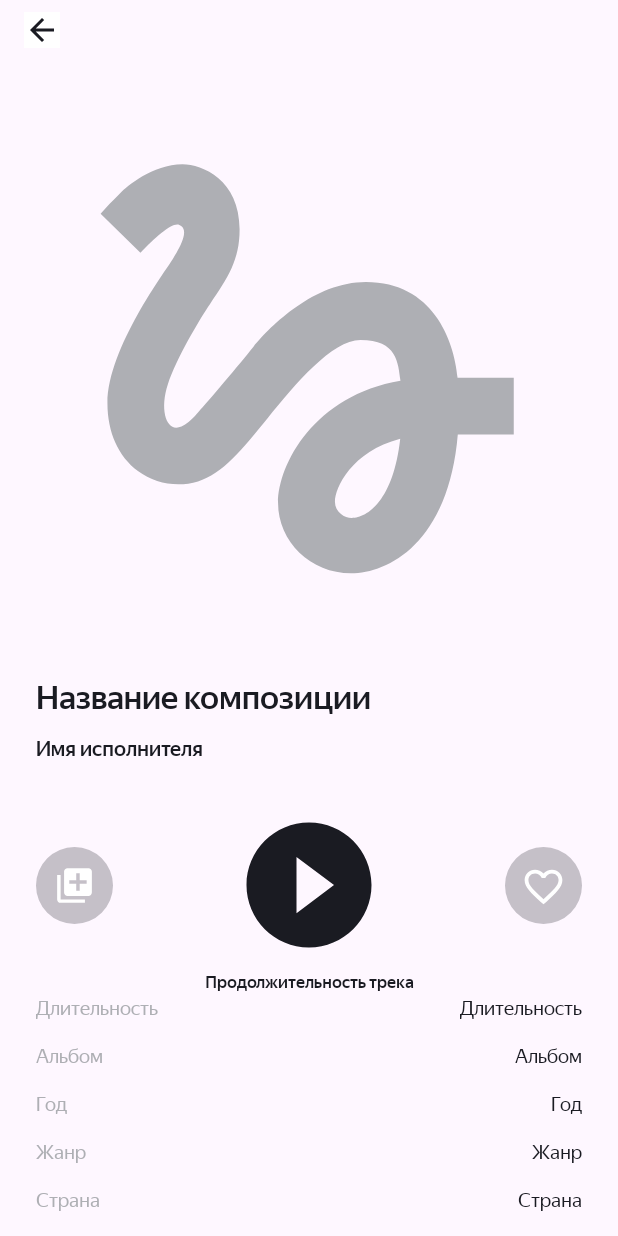
After one commit to ZarubaGit/MusicApp, an Android app: the AudioPlayer screen opened directly, with no data from a screen before it, on a phone screen of 412 x 824 dp. The commit adds this screen. Run offline under Robolectric (Android 15) with nearby library versions, the phone set to English and light mode, and no system bars; pictures from the network do not load.

Commit message:
ДЗ 13 спринта: 1. Обновил модель трека 2. Создал экран "Аудиоплеера" 3. Реализовал логику перехода с экрана поиска 4. Реализовал логику наполнения информацией экрана Аудиоплеера

```diff
--- /dev/null
+++ b/app/src/main/java/com/example/playlistmaker/AudioPlayer.kt
@@ -0,0 +1,86 @@
+package com.example.playlistmaker
+
+
+import android.content.Context
+import androidx.appcompat.app.AppCompatActivity
+import android.os.Bundle
+import android.util.TypedValue
+import android.widget.ImageView
+import android.widget.TextView
+import com.bumptech.glide.Glide
+import com.bumptech.glide.load.resource.bitmap.RoundedCorners
+import java.text.SimpleDateFormat
+import java.util.Locale
+
+class AudioPlayer : AppCompatActivity() {
+
+    private lateinit var backButton: ImageView
+    private lateinit var artworkImageView: ImageView
+    private lateinit var nameTrackTextView: TextView
+    private lateinit var artistNameTextView: TextView
+    private lateinit var trackTime: TextView
+    private lateinit var minAndSecTrack: TextView
+    private lateinit var nameOfAlbum: TextView
+    private lateinit var yearRightSide: TextView
+    private lateinit var primaryGenreName: TextView
+    private lateinit var countryRightSide: TextView
+    override fun onCreate(savedInstanceState: Bundle?) {
+        super.onCreate(savedInstanceState)
+        setContentView(R.layout.activity_audio_player)
+
+        backButton = findViewById(R.id.backInSearch)
+        artworkImageView = findViewById(R.id.artworkImageView)
+        artworkImageView.setImageResource(R.drawable.placeholder)
+        nameTrackTextView = findViewById(R.id.nameTrackTextView)
+        artistNameTextView = findViewById(R.id.artistNameTextView)
+        trackTime = findViewById(R.id.trackTime)
+        minAndSecTrack = findViewById(R.id.minAndSecTrack)
+        nameOfAlbum = findViewById(R.id.nameOfAlbum)
+        yearRightSide = findViewById(R.id.yearRightSide)
+        primaryGenreName = findViewById(R.id.primaryGenreName)
+        countryRightSide = findViewById(R.id.countryRightSide)
+
+
+        val track: Track? = intent.getSerializableExtra("track") as Track?
+        dataAssignment(track)
+
+        backButton.setOnClickListener{
+            finish()
+        }
+    }
+    fun dataAssignment(track: Track?){
+        if(track != null){
+            val formattedTime = SimpleDateFormat("mm:ss", Locale.getDefault())
+                .format(track.trackTimeMillis)
+            val formattedData = SimpleDateFormat("yyyy", Locale.getDefault())
+            val releaseYear = if (track.releaseDate != null) {
+                formattedData.format(formattedData.parse(track.releaseDate))
+            } else {
+                ""
+            }
+            minAndSecTrack.text = formattedTime
+            trackTime.text = formattedTime
+            nameTrackTextView.text = track.trackName
+            artistNameTextView.text = track.artistName
+            nameOfAlbum.text = track.collectionName?:""
+            yearRightSide.text = releaseYear?:""
+            primaryGenreName.text = track.primaryGenreName?:""
+            countryRightSide.text = track.country?:""
+            Glide.with(this)
+                .load(track.getCoverArtwork())
+                .centerCrop()
+                .transform((RoundedCorners(dpToPx(15f, this@AudioPlayer))))
+                .placeholder(R.drawable.placeholder)
+                .error(R.drawable.placeholder)
+                .into(artworkImageView)
+
+        }
+    }
+
+    fun dpToPx(dp: Float, context: Context): Int {
+        return TypedValue.applyDimension(
+            TypedValue.COMPLEX_UNIT_DIP,
+            dp,
+            context.resources.displayMetrics).toInt()
+    }
+}
--- a/app/src/main/java/com/example/playlistmaker/SearchActivity.kt
+++ b/app/src/main/java/com/example/playlistmaker/SearchActivity.kt
@@ -2,6 +2,7 @@ package com.example.playlistmaker
 
 import SearchHistory
 import android.annotation.SuppressLint
+import android.content.Intent
 import androidx.appcompat.app.AppCompatActivity
 import android.os.Bundle
 import android.text.Editable
@@ -76,6 +77,18 @@ class SearchActivity : AppCompatActivity() {
         }
 
         setupRecyclerView()
+
+        recyclerView.setOnClickListener{view ->
+            val position = recyclerView.getChildAdapterPosition(view)
+            if(position != RecyclerView.NO_POSITION){
+                val clickedTrack = adapter.trackList[position]
+
+                val intent = Intent(this, AudioPlayer::class.java)
+                intent.putExtra("track", clickedTrack)
+
+                startActivity(intent)
+            }
+        }
 
         // Установка обработчика для кнопки "Очистить поисковый запрос"
         clearButton.setOnClickListener {
--- a/app/src/main/java/com/example/playlistmaker/Track.kt
+++ b/app/src/main/java/com/example/playlistmaker/Track.kt
@@ -1,9 +1,19 @@
 package com.example.playlistmaker
+
+import java.io.Serializable
 
 data class Track(
     val trackId: Int,
     val trackName: String,
     val artistName: String,
     val trackTimeMillis: Long,
-    val artworkUrl100: String
-)
+    val artworkUrl100: String,
+    val collectionName: String?,
+    val releaseDate: String?,
+    val primaryGenreName: String?,
+    val country: String?
+) : Serializable {
+
+    fun getCoverArtwork() = artworkUrl100.replaceAfterLast('/', "512x512bb.jpg")
+
+}
--- a/app/src/main/java/com/example/playlistmaker/TrackAdapter.kt
+++ b/app/src/main/java/com/example/playlistmaker/TrackAdapter.kt
@@ -1,11 +1,12 @@
 package com.example.playlistmaker
 import SearchHistory
+import android.content.Intent
 import android.util.Log
 import android.view.LayoutInflater
 import android.view.ViewGroup
 import androidx.recyclerview.widget.RecyclerView
 
-class TrackAdapter(private val trackList: MutableList<Track>, private val historyManager: SearchHistory) : RecyclerView.Adapter<TrackViewHolder>() {
+class TrackAdapter(val trackList: MutableList<Track>, private val historyManager: SearchHistory) : RecyclerView.Adapter<TrackViewHolder>() {
     override fun onCreateViewHolder(parent: ViewGroup, viewType: Int): TrackViewHolder {
         val itemView = LayoutInflater.from(parent.context).inflate(R.layout.item_track, parent, false)
         return TrackViewHolder(itemView)
@@ -16,6 +17,9 @@ class TrackAdapter(private val trackList: MutableList<Track>, private val histor
         holder.itemView.setOnClickListener{
             val clickedTrack = trackList[position]
             historyManager.saveTrackToHistory(clickedTrack)
+            val intent = Intent(holder.itemView.context, AudioPlayer::class.java)
+            intent.putExtra("track", clickedTrack)
+            holder.itemView.context.startActivities(arrayOf(intent))
 
         }
     }
--- a/app/src/main/java/com/example/playlistmaker/TrackViewHolder.kt
+++ b/app/src/main/java/com/example/playlistmaker/TrackViewHolder.kt
@@ -33,7 +33,7 @@ class TrackViewHolder(itemView: View) : RecyclerView.ViewHolder(itemView) {
             .into(artworkImageView)
     }
 
-    fun dpToPx(dp: Float, context: Context): Int {
+     fun dpToPx(dp: Float, context: Context): Int {
         return TypedValue.applyDimension(
             TypedValue.COMPLEX_UNIT_DIP,
             dp,
--- /dev/null
+++ b/app/src/main/res/drawable/button_ad_in_playlist.xml
@@ -0,0 +1,13 @@
+<vector xmlns:android="http://schemas.android.com/apk/res/android"
+    android:width="51dp"
+    android:height="51dp"
+    android:viewportWidth="51"
+    android:viewportHeight="51">
+  <path
+      android:pathData="M25.5,0L25.5,0A25.5,25.5 0,0 1,51 25.5L51,25.5A25.5,25.5 0,0 1,25.5 51L25.5,51A25.5,25.5 0,0 1,0 25.5L0,25.5A25.5,25.5 0,0 1,25.5 0z"
+      android:fillColor="?attr/colorSecondary"
+      android:fillAlpha="0.25"/>
+  <path
+      android:pathData="M16.3,18.6H14V34.7C14,35.965 15.035,37 16.3,37H32.4V34.7H16.3V18.6ZM34.7,14H20.9C19.635,14 18.6,15.035 18.6,16.3V30.1C18.6,31.365 19.635,32.4 20.9,32.4H34.7C35.965,32.4 37,31.365 37,30.1V16.3C37,15.035 35.965,14 34.7,14ZM33.55,24.35H28.95V28.95H26.65V24.35H22.05V22.05H26.65V17.45H28.95V22.05H33.55V24.35Z"
+      android:fillColor="#ffffff"/>
+</vector>
--- /dev/null
+++ b/app/src/main/res/drawable/button_liked_track.xml
@@ -0,0 +1,13 @@
+<vector xmlns:android="http://schemas.android.com/apk/res/android"
+    android:width="51dp"
+    android:height="51dp"
+    android:viewportWidth="51"
+    android:viewportHeight="51">
+  <path
+      android:pathData="M25.5,0L25.5,0A25.5,25.5 0,0 1,51 25.5L51,25.5A25.5,25.5 0,0 1,25.5 51L25.5,51A25.5,25.5 0,0 1,0 25.5L0,25.5A25.5,25.5 0,0 1,25.5 0z"
+      android:fillColor="?attr/colorSecondary"
+      android:fillAlpha="0.25"/>
+  <path
+      android:pathData="M31.125,15C28.95,15 26.862,16.015 25.5,17.62C24.138,16.015 22.05,15 19.875,15C16.025,15 13,18.033 13,21.894C13,26.632 17.25,30.492 23.688,36.358L25.5,38L27.313,36.346C33.75,30.492 38,26.632 38,21.894C38,18.033 34.975,15 31.125,15ZM25.625,34.491L25.5,34.616L25.375,34.491C19.425,29.088 15.5,25.516 15.5,21.894C15.5,19.387 17.375,17.507 19.875,17.507C21.8,17.507 23.675,18.748 24.337,20.465H26.675C27.325,18.748 29.2,17.507 31.125,17.507C33.625,17.507 35.5,19.387 35.5,21.894C35.5,25.516 31.575,29.088 25.625,34.491Z"
+      android:fillColor="#ffffff"/>
+</vector>
--- /dev/null
+++ b/app/src/main/res/drawable/button_pause.xml
@@ -0,0 +1,9 @@
+<vector xmlns:android="http://schemas.android.com/apk/res/android"
+    android:width="100dp"
+    android:height="100dp"
+    android:viewportWidth="100"
+    android:viewportHeight="100">
+  <path
+      android:pathData="M50,8.33C27,8.33 8.33,27 8.33,50C8.33,73 27,91.67 50,91.67C73,91.67 91.67,73 91.67,50C91.67,27 73,8.33 50,8.33ZM45.83,66.67H37.5V33.33H45.83V66.67ZM62.5,66.67H54.17V33.33H62.5V66.67Z"
+      android:fillColor="?attr/colorSecondary"/>
+</vector>
--- /dev/null
+++ b/app/src/main/res/drawable/button_play.xml
@@ -0,0 +1,9 @@
+<vector xmlns:android="http://schemas.android.com/apk/res/android"
+    android:width="100dp"
+    android:height="100dp"
+    android:viewportWidth="100"
+    android:viewportHeight="100">
+  <path
+      android:pathData="M50,8.33C27,8.33 8.33,27 8.33,50C8.33,73 27,91.67 50,91.67C73,91.67 91.67,73 91.67,50C91.67,27 73,8.33 50,8.33ZM41.67,68.75V31.25L66.67,50L41.67,68.75Z"
+      android:fillColor="?attr/colorSecondary"/>
+</vector>
--- /dev/null
+++ b/app/src/main/res/layout/activity_audio_player.xml
@@ -0,0 +1,251 @@
+<?xml version="1.0" encoding="utf-8"?>
+<androidx.constraintlayout.widget.ConstraintLayout xmlns:android="http://schemas.android.com/apk/res/android"
+    xmlns:app="http://schemas.android.com/apk/res-auto"
+    xmlns:tools="http://schemas.android.com/tools"
+    android:layout_width="match_parent"
+    android:layout_height="match_parent"
+    tools:context=".AudioPlayer">
+
+    <androidx.constraintlayout.widget.Guideline
+        android:id="@+id/leftBorder"
+        android:orientation="vertical"
+        app:layout_constraintGuide_begin="16dp"
+        android:layout_width="wrap_content"
+        android:layout_height="wrap_content"/>
+
+    <androidx.constraintlayout.widget.Guideline
+        android:id="@+id/rightBorder"
+        android:orientation="vertical"
+        app:layout_constraintGuide_end="16dp"
+        android:layout_width="wrap_content"
+        android:layout_height="wrap_content"/>
+
+    <ImageView
+        android:id="@+id/backInSearch"
+        style="@style/StrelochkaBack"
+        android:layout_marginStart="0dp"
+        android:layout_marginTop="8dp"
+        app:layout_constraintStart_toStartOf="@+id/leftBorder"
+        app:layout_constraintTop_toTopOf="parent"
+        app:srcCompat="@drawable/light_mode" />
+
+    <ImageView
+        android:id="@+id/artworkImageView"
+        android:layout_width="0dp"
+        android:layout_height="0dp"
+        android:layout_marginStart="8dp"
+        android:layout_marginTop="32dp"
+        android:layout_marginEnd="8dp"
+        android:scaleType="centerCrop"
+        android:src="@drawable/placeholder"
+        app:layout_constraintDimensionRatio="1:1"
+        app:layout_constraintEnd_toStartOf="@+id/rightBorder"
+        app:layout_constraintStart_toStartOf="@+id/leftBorder"
+        app:layout_constraintTop_toBottomOf="@+id/backInSearch" />
+
+    <TextView
+        android:id="@+id/nameTrackTextView"
+        android:layout_width="0dp"
+        android:layout_height="wrap_content"
+        android:layout_marginStart="8dp"
+        android:layout_marginTop="24dp"
+        android:fontFamily="@font/ys_display_medium"
+        android:text="@string/songName"
+        android:textColor="?attr/colorOnPrimary"
+        android:layout_marginEnd="8dp"
+        android:textSize="@dimen/text_size"
+        app:layout_constraintEnd_toStartOf="@+id/rightBorder"
+        app:layout_constraintStart_toStartOf="@+id/leftBorder"
+        app:layout_constraintTop_toBottomOf="@+id/artworkImageView" />
+
+    <TextView
+        android:id="@+id/artistNameTextView"
+        android:layout_width="0dp"
+        android:layout_height="wrap_content"
+        android:layout_marginStart="8dp"
+        android:layout_marginTop="12dp"
+        android:layout_marginEnd="8dp"
+        android:fontFamily="@font/ys_display_medium"
+        android:text="@string/nameArtist"
+        android:textSize="@dimen/dimen14"
+        android:textColor="?attr/colorOnPrimary"
+        app:layout_constraintEnd_toStartOf="@+id/rightBorder"
+        app:layout_constraintStart_toStartOf="@+id/leftBorder"
+        app:layout_constraintTop_toBottomOf="@+id/nameTrackTextView" />
+
+    <ImageView
+        android:id="@+id/imageView"
+        android:layout_width="@dimen/dimen51"
+        android:layout_height="@dimen/dimen51"
+        android:layout_marginStart="8dp"
+        android:clickable="true"
+        app:layout_constraintBottom_toBottomOf="@+id/imageView2"
+        app:layout_constraintHorizontal_chainStyle="spread_inside"
+        app:layout_constraintStart_toStartOf="@+id/leftBorder"
+        app:layout_constraintTop_toTopOf="@+id/imageView2"
+        app:srcCompat="@drawable/button_ad_in_playlist" />
+
+    <ImageView
+        android:id="@+id/imageView2"
+        android:layout_width="@dimen/dimen100"
+        android:layout_height="@dimen/dimen100"
+        android:layout_marginTop="32dp"
+        app:layout_constraintEnd_toEndOf="@+id/artistNameTextView"
+        app:layout_constraintStart_toStartOf="@+id/artistNameTextView"
+        app:layout_constraintTop_toBottomOf="@+id/artistNameTextView"
+        app:srcCompat="@drawable/button_play" />
+
+    <ImageView
+        android:id="@+id/imageView3"
+        android:layout_width="@dimen/dimen51"
+        android:layout_height="@dimen/dimen51"
+        android:layout_marginEnd="8dp"
+        app:layout_constraintBottom_toBottomOf="@+id/imageView2"
+        app:layout_constraintEnd_toStartOf="@+id/rightBorder"
+        app:layout_constraintTop_toTopOf="@+id/imageView2"
+        app:srcCompat="@drawable/button_liked_track" />
+
+    <TextView
+        android:id="@+id/trackTime"
+        android:layout_width="wrap_content"
+        android:layout_height="wrap_content"
+        android:layout_marginTop="8dp"
+        android:fontFamily="@font/ys_display_medium"
+        android:text="@string/trackDuration"
+        android:textSize="@dimen/textForArtistName"
+        android:textColor="?attr/colorOnPrimary"
+        app:layout_constraintEnd_toEndOf="@+id/imageView2"
+        app:layout_constraintStart_toStartOf="@+id/imageView2"
+        app:layout_constraintTop_toBottomOf="@+id/imageView2" />
+
+    <TextView
+        android:id="@+id/durationTrack"
+        android:layout_width="wrap_content"
+        android:layout_height="wrap_content"
+        android:layout_marginStart="8dp"
+        android:layout_marginBottom="16dp"
+        android:fontFamily="@font/ys_display_regular"
+        android:text="@string/duration"
+        android:textColor="@color/YP_Text_Gray"
+        android:textSize="@dimen/dimen13"
+        app:layout_constraintBottom_toTopOf="@+id/album"
+        app:layout_constraintStart_toStartOf="@+id/leftBorder" />
+
+    <TextView
+        android:id="@+id/album"
+        android:layout_width="wrap_content"
+        android:layout_height="wrap_content"
+        android:layout_marginStart="8dp"
+        android:layout_marginBottom="16dp"
+        android:fontFamily="@font/ys_display_regular"
+        android:text="@string/collection"
+        android:textColor="@color/YP_Text_Gray"
+        android:textSize="@dimen/dimen13"
+        app:layout_constraintBottom_toTopOf="@+id/yearTrack"
+        app:layout_constraintStart_toStartOf="@+id/leftBorder" />
+
+    <TextView
+        android:id="@+id/yearTrack"
+        android:layout_width="wrap_content"
+        android:layout_height="wrap_content"
+        android:layout_marginStart="8dp"
+        android:layout_marginBottom="16dp"
+        android:fontFamily="@font/ys_display_regular"
+        android:text="@string/relise_year"
+        android:textColor="@color/YP_Text_Gray"
+        android:textSize="@dimen/dimen13"
+        app:layout_constraintBottom_toTopOf="@+id/primaryGenreNameLeftSide"
+        app:layout_constraintStart_toStartOf="@+id/leftBorder" />
+
+    <TextView
+        android:id="@+id/primaryGenreNameLeftSide"
+        android:layout_width="wrap_content"
+        android:layout_height="wrap_content"
+        android:layout_marginStart="8dp"
+        android:layout_marginBottom="16dp"
+        android:fontFamily="@font/ys_display_regular"
+        android:text="@string/genreName"
+        android:textColor="@color/YP_Text_Gray"
+        android:textSize="@dimen/dimen13"
+        app:layout_constraintBottom_toTopOf="@+id/countryTrack"
+        app:layout_constraintStart_toStartOf="@+id/leftBorder" />
+
+    <TextView
+        android:id="@+id/countryTrack"
+        android:layout_width="wrap_content"
+        android:layout_height="wrap_content"
+        android:layout_marginStart="8dp"
+        android:layout_marginBottom="16dp"
+        android:fontFamily="@font/ys_display_regular"
+        android:text="@string/country"
+        android:textColor="@color/YP_Text_Gray"
+        android:textSize="@dimen/dimen13"
+        app:layout_constraintBottom_toBottomOf="parent"
+        app:layout_constraintStart_toStartOf="@+id/leftBorder" />
+
+    <TextView
+        android:id="@+id/minAndSecTrack"
+        android:layout_width="wrap_content"
+        android:layout_height="wrap_content"
+        android:layout_marginEnd="8dp"
+        android:layout_marginBottom="16dp"
+        android:fontFamily="@font/ys_display_regular"
+        android:text="@string/duration"
+        android:textColor="?attr/colorOnPrimary"
+        android:textSize="@dimen/dimen13"
+        app:layout_constraintBottom_toTopOf="@+id/nameOfAlbum"
+        app:layout_constraintEnd_toStartOf="@+id/rightBorder" />
+
+    <TextView
+        android:id="@+id/nameOfAlbum"
+        android:layout_width="wrap_content"
+        android:layout_height="wrap_content"
+        android:layout_marginEnd="8dp"
+        android:layout_marginBottom="16dp"
+        android:fontFamily="@font/ys_display_regular"
+        android:text="@string/collection"
+        android:textColor="?attr/colorOnPrimary"
+        android:textSize="@dimen/dimen13"
+        app:layout_constraintBottom_toTopOf="@+id/yearRightSide"
+        app:layout_constraintEnd_toStartOf="@+id/rightBorder" />
+
+    <TextView
+        android:id="@+id/yearRightSide"
+        android:layout_width="wrap_content"
+        android:layout_height="wrap_content"
+        android:layout_marginEnd="8dp"
+        android:layout_marginBottom="16dp"
+        android:fontFamily="@font/ys_display_regular"
+        android:text="@string/relise_year"
+        android:textColor="?attr/colorOnPrimary"
+        android:textSize="@dimen/dimen13"
+        app:layout_constraintBottom_toTopOf="@+id/primaryGenreName"
+        app:layout_constraintEnd_toStartOf="@+id/rightBorder" />
+
+    <TextView
+        android:id="@+id/primaryGenreName"
+        android:layout_width="wrap_content"
+        android:layout_height="wrap_content"
+        android:layout_marginEnd="8dp"
+        android:layout_marginBottom="16dp"
+        android:fontFamily="@font/ys_display_regular"
+        android:text="@string/genreName"
+        android:textColor="?attr/colorOnPrimary"
+        android:textSize="@dimen/dimen13"
+        app:layout_constraintBottom_toTopOf="@+id/countryRightSide"
+        app:layout_constraintEnd_toStartOf="@+id/rightBorder" />
+
+    <TextView
+        android:id="@+id/countryRightSide"
+        android:layout_width="wrap_content"
+        android:layout_height="wrap_content"
+        android:layout_marginEnd="8dp"
+        android:layout_marginBottom="16dp"
+        android:fontFamily="@font/ys_display_regular"
+        android:text="@string/country"
+        android:textColor="?attr/colorOnPrimary"
+        android:textSize="@dimen/dimen13"
+        app:layout_constraintBottom_toBottomOf="parent"
+        app:layout_constraintEnd_toStartOf="@+id/rightBorder" />
+
+</androidx.constraintlayout.widget.ConstraintLayout>
--- a/app/src/main/res/values-night/themes.xml
+++ b/app/src/main/res/values-night/themes.xml
@@ -6,7 +6,7 @@
         <item name="colorPrimaryVariant">@color/purple_700</item>
         <item name="colorOnPrimary">@color/YP_White</item>
         <!-- Secondary brand color. -->
-        <item name="colorSecondary">@color/YP_Blue</item>
+        <item name="colorSecondary">@color/YP_White</item>
         <item name="colorSecondaryVariant">@color/YP_Black</item>
         <item name="colorOnSecondary">@color/YP_Black</item>
         <!-- Status bar color. -->
--- a/app/src/main/res/values/dimens.xml
+++ b/app/src/main/res/values/dimens.xml
@@ -14,4 +14,8 @@
     <dimen name="searchBarMargin">56dp</dimen>
     <dimen name="forToolBarLeftSpace">12dp</dimen>
     <dimen name="sizeForTextSearchTitle">19sp</dimen>
+    <dimen name="dimen14">14sp</dimen>
+    <dimen name="dimen51">51sp</dimen>
+    <dimen name="dimen100">100sp</dimen>
+    <dimen name="dimen13">13sp</dimen>
 </resources>
--- a/app/src/main/res/values/strings.xml
+++ b/app/src/main/res/values/strings.xml
@@ -28,5 +28,10 @@
     <string name="refreshButton">Обновить</string>
     <string name="you_searched">Вы искали</string>
     <string name="clear_story">Очистить историю</string>
+    <string name="duration">Длительность</string>
+    <string name="collection">Альбом</string>
+    <string name="relise_year">Год</string>
+    <string name="genreName">Жанр</string>
+    <string name="country">Страна</string>
 
 </resources>
--- a/app/src/main/res/values/styles.xml
+++ b/app/src/main/res/values/styles.xml
@@ -14,7 +14,7 @@
         <item name="android:layout_height">@dimen/iconSize</item>
         <item name="android:layout_gravity">center</item>
         <item name="android:layout_marginStart">4dp</item>
-        <item name="android:background">@color/YP_White</item>
+        <item name="android:background">?attr/colorPrimary</item>
         <item name="android:foreground">?attr/selectableItemBackground</item>
         <item name="android:importantForAccessibility">no</item>
     </style>
--- a/app/src/main/res/values/themes.xml
+++ b/app/src/main/res/values/themes.xml
@@ -6,7 +6,7 @@
         <item name="colorPrimaryVariant">@color/purple_700</item>
         <item name="colorOnPrimary">@color/YP_Black</item>
         <!-- Secondary brand color. -->
-        <item name="colorSecondary">@color/YP_Blue</item>
+        <item name="colorSecondary">@color/YP_Black</item>
         <item name="colorSecondaryVariant">@color/YP_Text_Gray</item>
         <item name="colorOnSecondary">@color/YP_White</item>
         <!-- Status bar color. -->
```
Also changed, not shown: app/src/main/AndroidManifest.xml (+8 -5 lines).
